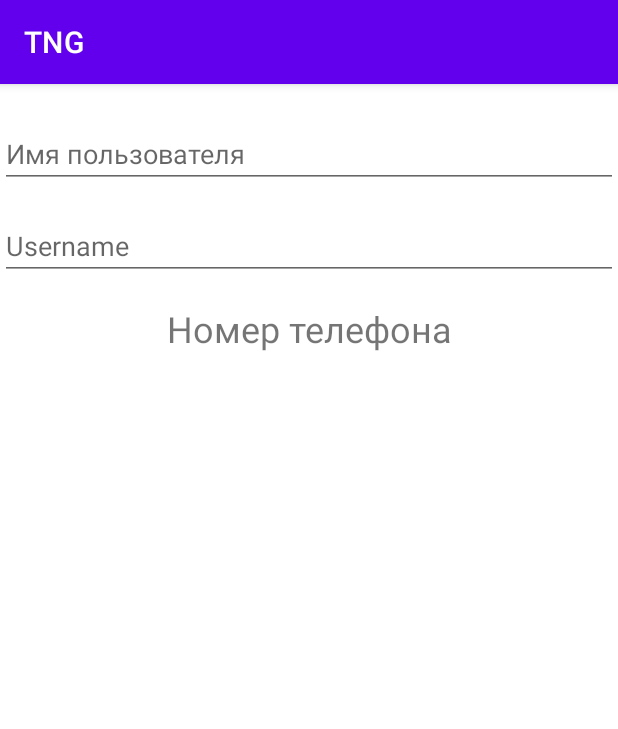
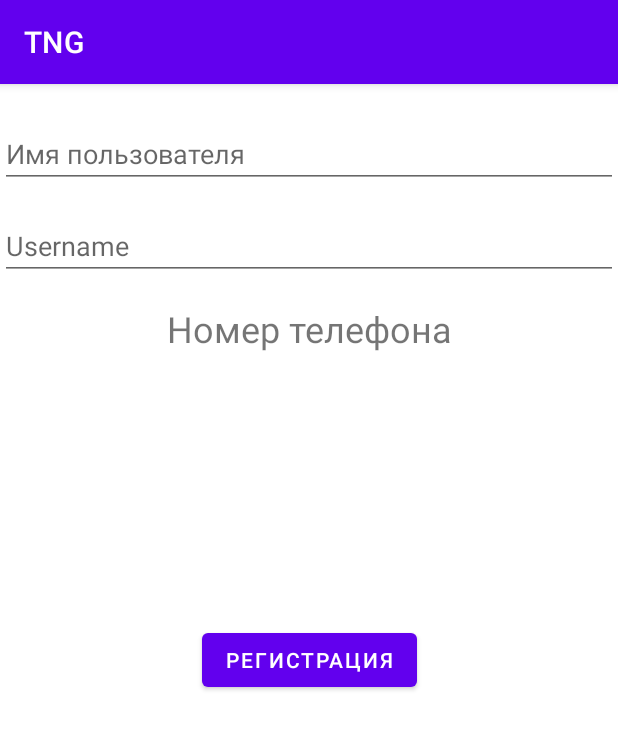
Before and after one commit to AnNekrasov/Mango, an Android app: the RegistrationFragment screen opened through its navigation route, on a phone screen of 412 x 824 dp. Shown: the top 729 px of the screen. Run offline under Robolectric (Android 15) with nearby library versions, the phone set to English and light mode, and no system bars; our stand-ins replace Dagger/Hilt's generated code; libraries missing offline, so code that uses them is left out: com.redmadrobot.inputmask; 1 statement that could not run was skipped.

Commit message:
registration fragment

```diff
--- a/app/src/main/java/android/example/tng/di/DomainModule.kt
+++ b/app/src/main/java/android/example/tng/di/DomainModule.kt
@@ -2,6 +2,7 @@ package android.example.tng.di
 
 import android.example.domain.repository.IUserRepository
 import android.example.domain.usecase.AuthByPhoneUseCase
+import android.example.domain.usecase.RegUserUseCase
 import dagger.Module
 import dagger.Provides
 import dagger.hilt.InstallIn
@@ -15,4 +16,10 @@ class DomainModule {
     fun provideGetUserInfoUseCase(userRepository: IUserRepository): AuthByPhoneUseCase {
         return AuthByPhoneUseCase(userRepository)
     }
+
+    @Provides
+    fun provideRegistrationUserUseCase(userRepository: IUserRepository): RegUserUseCase {
+        return RegUserUseCase(userRepository)
+
+    }
 }
--- a/app/src/main/res/layout/fragment_registration.xml
+++ b/app/src/main/res/layout/fragment_registration.xml
@@ -20,7 +20,7 @@
         android:layout_width="match_parent"
         android:layout_height="wrap_content"
         app:layout_constraintStart_toStartOf="parent"
-        app:layout_constraintTop_toBottomOf="@id/name"
+        app:layout_constraintTop_toBottomOf="@id/et_name"
         app:layout_constraintEnd_toEndOf="parent"
         android:id="@+id/et_user_name"
         android:hint="@string/username"
@@ -29,12 +29,21 @@
     <EditText
         android:layout_width="match_parent"
         android:layout_height="wrap_content"
-        android:id="@+id/name"
+        android:id="@+id/et_name"
         android:hint="@string/name"
         app:layout_constraintStart_toStartOf="parent"
         app:layout_constraintEnd_toEndOf="parent"
         app:layout_constraintTop_toTopOf="parent"
         android:layout_marginTop="24dp"
         android:inputType="text"/>
+    <Button
+        android:id="@+id/bt_registration"
+        android:layout_width="wrap_content"
+        android:layout_height="wrap_content"
+        app:layout_constraintStart_toStartOf="parent"
+        app:layout_constraintEnd_toEndOf="parent"
+        app:layout_constraintBottom_toBottomOf="parent"
+        app:layout_constraintTop_toTopOf="parent"
+        android:text="@string/bt_registration"/>
 
 </androidx.constraintlayout.widget.ConstraintLayout>
--- a/app/src/main/res/values/strings.xml
+++ b/app/src/main/res/values/strings.xml
@@ -59,4 +59,5 @@
     <string name="auth_fail_password">Неверный пароль</string>
     <string name="username">Username</string>
     <string name="name">Имя пользователя</string>
+    <string name="bt_registration">Регистрация</string>
 </resources>
--- a/data/src/main/java/android/example/data/UserService.kt
+++ b/data/src/main/java/android/example/data/UserService.kt
@@ -19,4 +19,10 @@ interface UserService {
     suspend fun getUser(
         @Header("Authorization") bearerToken: String,
     ): UserResponse
+
+    @POST("/api/v1/users/register/")
+    suspend fun postUserRegistration(
+        @Body registrationRequest : RegistrationUserRequest
+    ): UserRegistrationResponse
+
 }
--- a/domain/src/main/java/android/example/domain/repository/IUserRepository.kt
+++ b/domain/src/main/java/android/example/domain/repository/IUserRepository.kt
@@ -2,10 +2,12 @@ package android.example.domain.repository
 
 import android.example.domain.model.AuthorisationSuccessDomainModel
 import android.example.domain.model.CheckSmsCodeDomainModel
+import android.example.domain.model.UserRegistrationDomainModel
 
 interface IUserRepository {
 
     suspend fun postPhoneNumber(phone: String): AuthorisationSuccessDomainModel
     suspend fun checkSmsCode(phone: String, code: String): CheckSmsCodeDomainModel
+    suspend fun postUserRegistration(phone: String?, name : String?,userName:String? ):UserRegistrationDomainModel
 
 }
--- a/domain/src/main/java/android/example/domain/usecase/AuthByPhoneUseCase.kt
+++ b/domain/src/main/java/android/example/domain/usecase/AuthByPhoneUseCase.kt
@@ -2,6 +2,7 @@ package android.example.domain.usecase
 
 import android.example.domain.model.AuthorisationSuccessDomainModel
 import android.example.domain.model.CheckSmsCodeDomainModel
+import android.example.domain.model.UserRegistrationDomainModel
 import android.example.domain.repository.IUserRepository
 
 class AuthByPhoneUseCase (
@@ -14,4 +15,5 @@ class AuthByPhoneUseCase (
     suspend fun checkSmsCode(code: String, phone: String): CheckSmsCodeDomainModel{
         return userRepository.checkSmsCode(phone, code)
     }
+
 }
```
Also changed, not shown: app/src/main/java/android/example/tng/registration/RegistrationFragment.kt (+20 -7 lines), data/src/main/java/android/example/data/UserRepositoryImpl.kt (+6 -3 lines).
